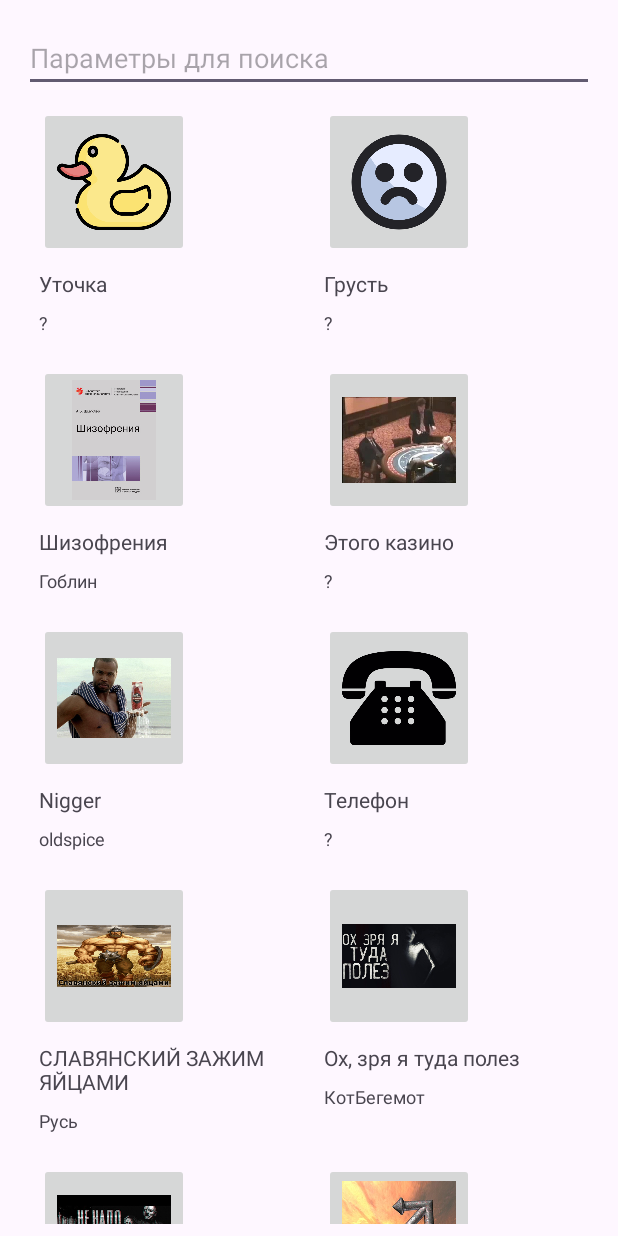
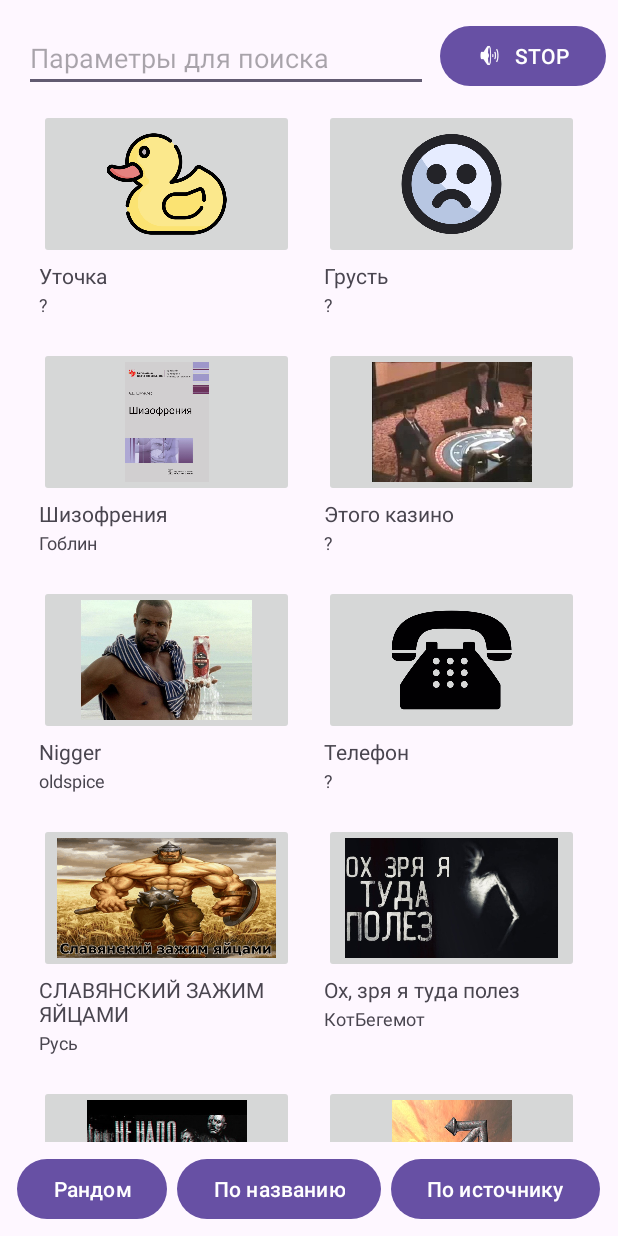
Before and after one commit to tankoman228/Memes_for_everything, an Android app: the screen it shows after launch (MainActivity), on a phone screen of 412 x 824 dp. Run offline under Robolectric (Android 15) with nearby library versions, the phone set to English and light mode, and no system bars.

Commit message:
UI обновление

```diff
--- a/app/build.gradle
+++ b/app/build.gradle
@@ -11,7 +11,7 @@ android {
         minSdk 29
         targetSdk 33
         versionCode 1
-        versionName "1.1"
+        versionName "1.2"
 
         testInstrumentationRunner "androidx.test.runner.AndroidJUnitRunner"
     }
--- a/app/src/main/java/com/example/memes_for_everything/MainActivity.java
+++ b/app/src/main/java/com/example/memes_for_everything/MainActivity.java
@@ -1,15 +1,12 @@
 package com.example.memes_for_everything;
 
+import android.annotation.SuppressLint;
 import android.content.res.AssetFileDescriptor;
 import android.content.res.Resources;
-import android.media.AudioAttributes;
 import android.media.MediaPlayer;
-import android.media.SoundPool;
 import android.os.Bundle;
-import android.os.Handler;
 import android.text.Editable;
 import android.text.TextWatcher;
-import android.util.Log;
 import android.widget.EditText;
 
 import androidx.activity.EdgeToEdge;
@@ -23,18 +20,23 @@ import androidx.recyclerview.widget.RecyclerView;
 import java.io.IOException;
 import java.util.ArrayList;
 import java.util.Arrays;
-import java.util.HashMap;
+import java.util.Collections;
+import java.util.Comparator;
 import java.util.List;
-import java.util.Map;
 
 public class MainActivity extends AppCompatActivity {
+
+    @SuppressLint("StaticFieldLeak")
+    public static MainActivity THIS;
 
     private RecyclerView recyclerView;
     private MemeSoundAdapter adapter;
     private EditText editText;
-
-    public static MainActivity THIS;
     private Resources resourcesLoader;
+    private MediaPlayer mediaPlayer = new MediaPlayer();
+    List<MemeSound> soundListAfterSearch = new ArrayList<>();
+    private int SortMode = 3;
+    private int Columns = 2;
 
     @Override
     protected void onCreate(Bundle savedInstanceState) {
@@ -59,28 +61,76 @@ public class MainActivity extends AppCompatActivity {
             public void onTextChanged(CharSequence charSequence, int i, int i1, int i2) {}
             @Override
             public void afterTextChanged(Editable editable) {
-                List<MemeSound> nigger = new ArrayList<>();
-
-                for (MemeSound meme: AllMemesList.All) {
-                    if (meme.filterChecked(editText.getText().toString())) {
-                        nigger.add(meme);
-                    }
-                }
-
-                adapter = new MemeSoundAdapter(MainActivity.this, nigger);
-
-                recyclerView.setAdapter(adapter);
+                search();
             }
         });
 
         THIS = this;
 
-        adapter = new MemeSoundAdapter(this, Arrays.asList(AllMemesList.All));
-        recyclerView.setLayoutManager(new GridLayoutManager(this, 2));
-        recyclerView.setAdapter(adapter);
+        recyclerView.setLayoutManager(new GridLayoutManager(this, Columns));
+
+        findViewById(R.id.btnStop).setOnClickListener(l -> {
+            try {
+                mediaPlayer.stop();
+            }
+            catch (Exception e) { e.printStackTrace();}
+        });
+        findViewById(R.id.btnNoSort).setOnClickListener(l -> Sort(0));
+        findViewById(R.id.btnByName).setOnClickListener(l -> Sort(1));
+        findViewById(R.id.btnByCategory).setOnClickListener(l -> Sort(2));
+        findViewById(R.id.btnInitial).setOnClickListener(l -> Sort(3));
+        findViewById(R.id.btnLesserColumns).setOnClickListener(l -> {
+            if (Columns > 1) {
+                Columns--;
+                recyclerView.setLayoutManager(new GridLayoutManager(this, Columns));
+            }
+        });
+        findViewById(R.id.btnMoreColumns).setOnClickListener(l -> {
+            Columns++;
+            recyclerView.setLayoutManager(new GridLayoutManager(this, Columns));
+        });
+
+        search();
+
     }
 
-    MediaPlayer mediaPlayer = new MediaPlayer();
+    private void search() {
+        soundListAfterSearch = new ArrayList<>();
+        for (MemeSound meme: AllMemesList.All) {
+            if (meme.filterChecked(editText.getText().toString())) {
+                soundListAfterSearch.add(meme);
+            }
+        }
+        Sort(SortMode);
+    }
+
+    private boolean flagDoubleClick = false;
+    private void Sort(int mode) {
+
+        switch (mode) {
+            case 0:
+                Collections.shuffle(soundListAfterSearch); break;
+            case 1:
+                soundListAfterSearch.sort(Comparator.comparing(meme -> meme.Name)); break;
+            case 2:
+                soundListAfterSearch.sort(Comparator.comparing(meme -> meme.Source)); break;
+            default:
+                break;
+        }
+        if (flagDoubleClick) {
+            Collections.reverse(soundListAfterSearch);
+        }
+        adapter = new MemeSoundAdapter(MainActivity.this, soundListAfterSearch);
+        recyclerView.setAdapter(adapter);
+
+        if (SortMode != mode) {
+            SortMode = mode;
+            flagDoubleClick = false;
+        }
+        else if (!flagDoubleClick) {
+            flagDoubleClick = true;
+        }
+    }
 
     public void playSound(int soundId) {
         if (mediaPlayer == null) {
--- a/app/src/main/res/layout/activity_main.xml
+++ b/app/src/main/res/layout/activity_main.xml
@@ -13,23 +13,95 @@
         android:layout_height="wrap_content"
         android:layout_marginStart="16dp"
         android:layout_marginTop="16dp"
-        android:layout_marginEnd="16dp"
+        android:layout_marginEnd="8dp"
         android:ems="10"
         android:hint="Параметры для поиска"
         android:inputType="text"
-        app:layout_constraintEnd_toEndOf="parent"
+        app:layout_constraintEnd_toStartOf="@+id/btnStop"
         app:layout_constraintStart_toStartOf="parent"
         app:layout_constraintTop_toTopOf="parent" />
+
+    <Button
+        android:id="@+id/btnStop"
+        android:layout_width="wrap_content"
+        android:layout_height="wrap_content"
+        android:layout_marginEnd="8dp"
+        android:text="STOP"
+        app:icon="@android:drawable/ic_lock_silent_mode_off"
+        app:layout_constraintBottom_toBottomOf="@+id/et"
+        app:layout_constraintEnd_toEndOf="parent" />
 
     <androidx.recyclerview.widget.RecyclerView
         android:id="@+id/rv"
         android:layout_width="0dp"
         android:layout_height="0dp"
         android:layout_marginStart="16dp"
+        android:layout_marginTop="1dp"
         android:layout_marginEnd="16dp"
-        android:layout_marginBottom="8dp"
-        app:layout_constraintBottom_toBottomOf="parent"
+        android:layout_marginBottom="4dp"
+        app:layout_constraintBottom_toTopOf="@+id/horizontalScrollView"
         app:layout_constraintEnd_toEndOf="parent"
         app:layout_constraintStart_toStartOf="parent"
         app:layout_constraintTop_toBottomOf="@+id/et" />
+
+    <HorizontalScrollView
+        android:id="@+id/horizontalScrollView"
+        android:layout_width="match_parent"
+        android:layout_height="wrap_content"
+        android:layout_marginStart="8dp"
+        android:layout_marginEnd="8dp"
+        android:layout_marginBottom="4dp"
+        app:layout_constraintBottom_toBottomOf="parent"
+        app:layout_constraintEnd_toEndOf="parent"
+        app:layout_constraintStart_toStartOf="parent">
+
+        <LinearLayout
+            android:layout_width="wrap_content"
+            android:layout_height="match_parent"
+            android:orientation="horizontal">
+
+            <Button
+                android:id="@+id/btnNoSort"
+                android:layout_width="wrap_content"
+                android:layout_height="wrap_content"
+                android:layout_margin="3sp"
+                android:text="Рандом" />
+
+            <Button
+                android:id="@+id/btnByName"
+                android:layout_width="wrap_content"
+                android:layout_height="wrap_content"
+                android:layout_margin="3sp"
+                android:text="По названию" />
+
+            <Button
+                android:id="@+id/btnByCategory"
+                android:layout_width="wrap_content"
+                android:layout_height="wrap_content"
+                android:layout_margin="3sp"
+                android:text="По источнику" />
+
+            <Button
+                android:id="@+id/btnInitial"
+                android:layout_width="wrap_content"
+                android:layout_height="wrap_content"
+                android:layout_margin="3sp"
+                android:text="Классический" />
+
+            <Button
+                android:id="@+id/btnMoreColumns"
+                android:layout_width="wrap_content"
+                android:layout_height="wrap_content"
+                android:layout_margin="3sp"
+                android:text="Больше колонок" />
+            <Button
+                android:id="@+id/btnLesserColumns"
+                android:layout_width="wrap_content"
+                android:layout_height="wrap_content"
+                android:layout_margin="3sp"
+                android:text="Меньше колонок" />
+
+        </LinearLayout>
+    </HorizontalScrollView>
+
 </androidx.constraintlayout.widget.ConstraintLayout>
--- a/app/src/main/res/layout/item_sound.xml
+++ b/app/src/main/res/layout/item_sound.xml
@@ -7,24 +7,24 @@
 
     <ImageButton
         android:id="@+id/image_button"
-        android:layout_width="100sp"
+        android:layout_width="match_parent"
         android:layout_height="100sp"
         android:scaleType="fitCenter"
         android:src="@android:drawable/ic_dialog_alert" />
 
     <TextView
         android:id="@+id/sound_name"
-        android:layout_width="wrap_content"
+        android:layout_width="match_parent"
         android:layout_height="wrap_content"
+        android:layout_marginTop="1sp"
         android:textAppearance="?android:attr/textAppearanceMedium"
-        android:layout_marginTop="8dp"
         android:textSize="14sp" />
 
     <TextView
         android:id="@+id/sound_source"
-        android:layout_width="wrap_content"
+        android:layout_width="match_parent"
         android:layout_height="wrap_content"
+        android:layout_marginTop="1sp"
         android:textAppearance="?android:attr/textAppearanceMedium"
-        android:layout_marginTop="8dp"
         android:textSize="12sp" />
 </LinearLayout>
```
